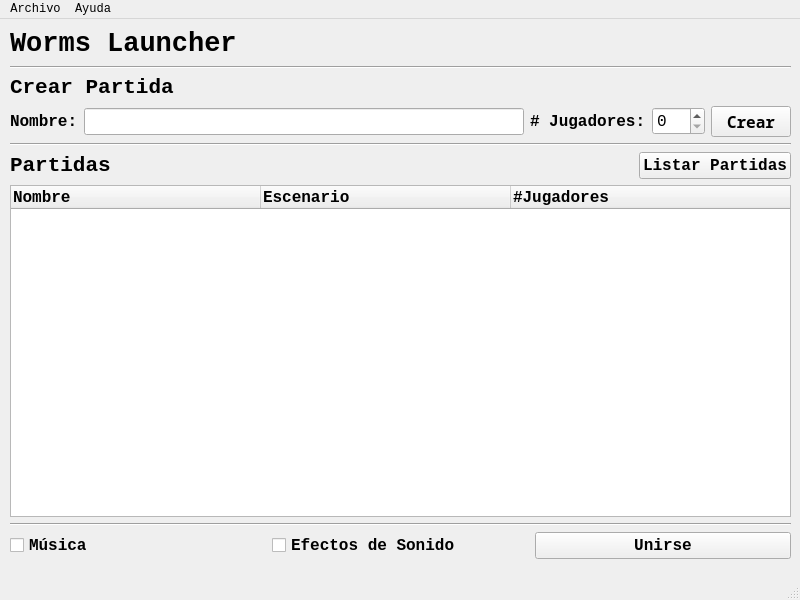
Old version of the form client/launcher/launcher.ui in the repository NicolasZanardo/Taller1-2023-2c-Worms.
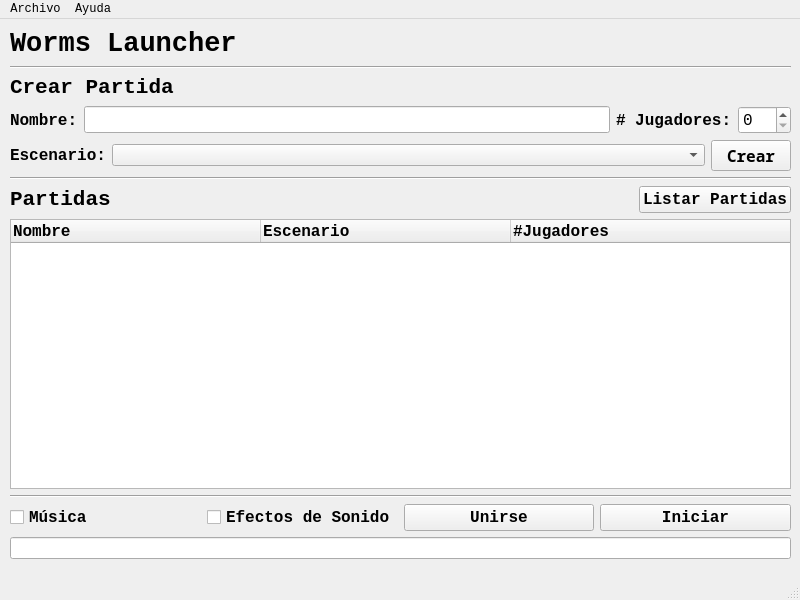
New version of the form.

Commit message: Launcher con handler create.

Patch:
```diff
--- a/client/launcher/launcher.ui
+++ b/client/launcher/launcher.ui
@@ -126,6 +126,40 @@
          </property>
         </widget>
        </item>
+      </layout>
+     </item>
+     <item>
+      <layout class="QHBoxLayout" name="horizontalLayout">
+       <item>
+        <widget class="QLabel" name="labelScenario">
+         <property name="sizePolicy">
+          <sizepolicy hsizetype="Minimum" vsizetype="Preferred">
+           <horstretch>0</horstretch>
+           <verstretch>0</verstretch>
+          </sizepolicy>
+         </property>
+         <property name="font">
+          <font>
+           <family>Monospace</family>
+           <pointsize>12</pointsize>
+           <bold>true</bold>
+          </font>
+         </property>
+         <property name="text">
+          <string>Escenario:</string>
+         </property>
+        </widget>
+       </item>
+       <item>
+        <widget class="QComboBox" name="comboBoxScenario">
+         <property name="sizePolicy">
+          <sizepolicy hsizetype="MinimumExpanding" vsizetype="Fixed">
+           <horstretch>0</horstretch>
+           <verstretch>0</verstretch>
+          </sizepolicy>
+         </property>
+        </widget>
+       </item>
        <item>
         <widget class="QPushButton" name="pushButtonCreate">
          <property name="font">
@@ -283,8 +317,25 @@
          </property>
         </widget>
        </item>
+       <item>
+        <widget class="QPushButton" name="pushButtonStart">
+         <property name="font">
+          <font>
+           <family>Monospace</family>
+           <pointsize>12</pointsize>
+           <bold>true</bold>
+          </font>
+         </property>
+         <property name="text">
+          <string>Iniciar</string>
+         </property>
+        </widget>
+       </item>
       </layout>
      </item>
+     <item>
+      <widget class="QLineEdit" name="lineEditMessages"/>
+     </item>
     </layout>
    </widget>
   </widget>
```
Left out of the diff: 2 changed lines with no effect on the pictures. The commit also changes 2 other files.
